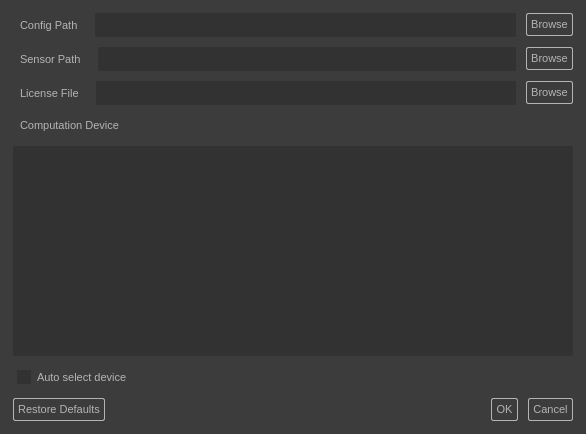
The window that ui/settings_dialog.ui (cheind/reconstructme-qt) describes before a commit, drawn with Qt 5.
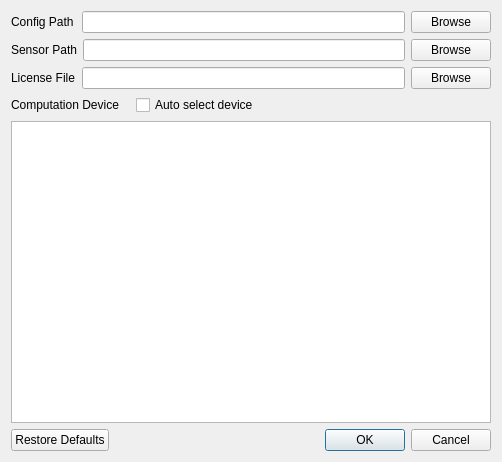
The same window after the commit. Icons and pictures are not drawn.

Commit message: moved auto select up.

Patch:
```diff
--- a/ui/settings_dialog.ui
+++ b/ui/settings_dialog.ui
@@ -6,139 +6,18 @@
    <rect>
     <x>0</x>
     <y>0</y>
-    <width>586</width>
-    <height>434</height>
+    <width>502</width>
+    <height>462</height>
    </rect>
   </property>
   <property name="windowTitle">
    <string>ReconstructMeQt - Settings</string>
   </property>
   <property name="styleSheet">
-   <string notr="true">/** @file
-  * @copyright Copyright (c) 2012 PROFACTOR GmbH. All rights reserved. 
-  *
-  * Redistribution and use in source and binary forms, with or without
-  * modification, are permitted provided that the following conditions are
-  * met:
-  *
-  *     * Redistributions of source code must retain the above copyright
-  * notice, this list of conditions and the following disclaimer.
-  *     * Redistributions in binary form must reproduce the above
-  * copyright notice, this list of conditions and the following disclaimer
-  * in the documentation and/or other materials provided with the
-  * distribution.
-  *     * Neither the name of Google Inc. nor the names of its
-  * contributors may be used to endorse or promote products derived from
-  * this software without specific prior written permission.
-  *
-  * THIS SOFTWARE IS PROVIDED BY THE COPYRIGHT HOLDERS AND CONTRIBUTORS
-  * &quot;AS IS&quot; AND ANY EXPRESS OR IMPLIED WARRANTIES, INCLUDING, BUT NOT
-  * LIMITED TO, THE IMPLIED WARRANTIES OF MERCHANTABILITY AND FITNESS FOR
-  * A PARTICULAR PURPOSE ARE DISCLAIMED. IN NO EVENT SHALL THE COPYRIGHT
-  * OWNER OR CONTRIBUTORS BE LIABLE FOR ANY DIRECT, INDIRECT, INCIDENTAL,
-  * SPECIAL, EXEMPLARY, OR CONSEQUENTIAL DAMAGES (INCLUDING, BUT NOT
-  * LIMITED TO, PROCUREMENT OF SUBSTITUTE GOODS OR SERVICES; LOSS OF USE,
-  * DATA, OR PROFITS; OR BUSINESS INTERRUPTION) HOWEVER CAUSED AND ON ANY
-  * THEORY OF LIABILITY, WHETHER IN CONTRACT, STRICT LIABILITY, OR TORT
-  * (INCLUDING NEGLIGENCE OR OTHERWISE) ARISING IN ANY WAY OUT OF THE USE
-  * OF THIS SOFTWARE, EVEN IF ADVISED OF THE POSSIBILITY OF SUCH DAMAGE.
-  *
-  * @authors christoph.heindl@profactor.at
-  *                  christoph.kopf@profactor.at 
-  *                  florian.eckerstorfer@profactor.at
-  */
-  
-
-QWidget, QAbstractItemView::item, QMenuBar::item, QComboBox::drop-down
-{
-	border: 0px;
-	font: 8pt;
-    border-radius: 2px;
-    padding: 4px;
-    margin: 2px;
-    color: rgb(180, 180, 180);
-    background-color:  rgb(60, 60, 60);
-}
-
-QPushButton
-{
-    border: 1px solid  rgb(180,180, 180);
-    min-width: 5em;
-}
-
-QPushButton:hover, QAbstractItemView::item:hover, QAbstractItemView::item:selected,  QCheckBox::indicator:checked, QMenu:selected, QMenu:hover,  QMenuBar::item:selected
-{
-    background-color:  rgb(80, 80, 80);
-}
-
-QLineEdit, QAbstractItemView, QCheckBox::indicator
-{
-   background-color:  rgb(50, 50, 50);
-}
-
-QCheckBox::indicator:checked
-{
-    image:url(:/images/checkbox.png);
-}
-
-/** -------------------------------
-    * Scrollbar
-    * ------------------------------ */
-
-
- QScrollBar:horizontal {
-     margin: 0px 20px 0px 20px;
- }
-
- QScrollBar:vertical {
-     margin: 20px 0px 20px 0px;
- }
-
- QScrollBar::handle,  QScrollBar::add-line:horizontal, QScrollBar::sub-line:horizontal, QScrollBar::add-line:vertical, QScrollBar::sub-line:vertical {
-	 background-color:  rgb(180,180, 180);
-     border: 1px solid  rgb(180,180, 180);
- } 
-
- QScrollBar::handle:horizontal {
-     min-width: 10px;
- }
-
-QScrollBar::handle:vertical {
-     min-height: 10px;
- }
-
- QScrollBar::add-line:horizontal {
-     width: 15px;
-     height: 10px;
-     subcontrol-position: right;
-     subcontrol-origin: margin;
- }
-
- QScrollBar::sub-line:horizontal {
-     width: 15px;
-     height: 10px;
-     subcontrol-position: left;
-     subcontrol-origin: margin;
- }
-
- QScrollBar::add-line:vertical {
-     height: 15px;
-     width: 10px;
-     subcontrol-position: bottom;
-     subcontrol-origin: margin;
- }
-
- QScrollBar::sub-line:vertical {
-     height: 15px;
-     width: 10px;
-     subcontrol-position: top;
-     subcontrol-origin: margin;
- }
-
-QScrollBar::add-page:horizontal, QScrollBar::sub-page:horizontal,  QScrollBar::add-page:vertical, QScrollBar::sub-page:vertical {
-     background: none;
- }</string>
+   <string notr="true"/>
   </property>
+  <layout class="QGridLayout" name="gridLayout">
+   <item row="0" column="0">
   <layout class="QVBoxLayout" name="verticalLayout">
    <item>
     <layout class="QHBoxLayout" name="horizontalLayout">
@@ -222,29 +101,45 @@
     </layout>
    </item>
    <item>
+      <layout class="QHBoxLayout" name="horizontalLayout_4" stretch="1,3">
+       <property name="sizeConstraint">
+        <enum>QLayout::SetDefaultConstraint</enum>
+       </property>
+       <item>
     <widget class="QLabel" name="label_4">
+         <property name="minimumSize">
+          <size>
+           <width>0</width>
+           <height>0</height>
+          </size>
+         </property>
      <property name="text">
       <string>Computation Device</string>
      </property>
     </widget>
    </item>
-   <item>
-    <widget class="QListWidget" name="device_list_widget">
-     <property name="locale">
-      <locale language="English" country="UnitedStates"/>
-     </property>
-    </widget>
-   </item>
    <item>
     <widget class="QCheckBox" name="ocl_device_auto_cb">
      <property name="toolTip">
       <string>Use this, if you want to ReconstructMe determine a fitting calcuation devcie</string>
      </property>
+         <property name="layoutDirection">
+          <enum>Qt::LeftToRight</enum>
+         </property>
      <property name="text">
       <string>Auto select device</string>
      </property>
     </widget>
    </item>
+      </layout>
+     </item>
+     <item>
+      <widget class="QListWidget" name="device_list_widget">
+       <property name="locale">
+        <locale language="English" country="UnitedStates"/>
+       </property>
+      </widget>
+     </item>
    <item>
     <widget class="QDialogButtonBox" name="buttonBox">
      <property name="locale">
@@ -260,6 +155,8 @@
       <bool>false</bool>
      </property>
     </widget>
+     </item>
+    </layout>
    </item>
   </layout>
  </widget>
```
Lines whose indentation alone changed are shown as unchanged.
